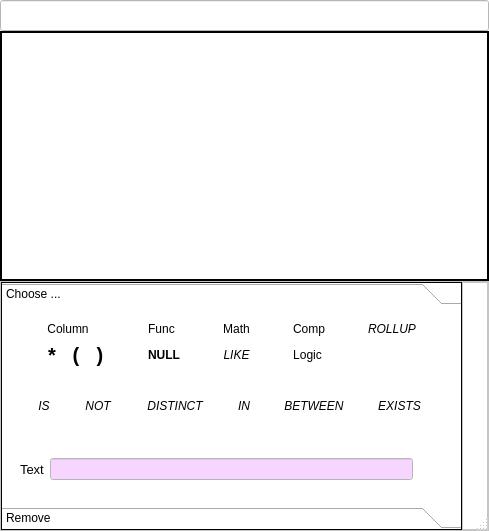
Old version of the form src/query_builder/QueryItemListDialog.ui in the repository fritzone/ddm.
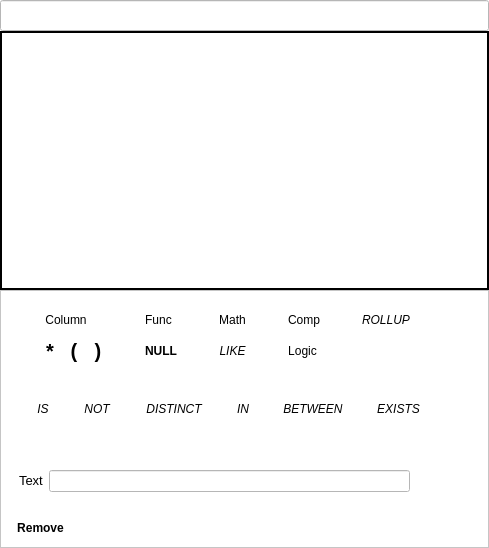
New version of the form. Icons and pictures are not drawn.

```diff
--- a/src/query_builder/QueryItemListDialog.ui
+++ b/src/query_builder/QueryItemListDialog.ui
@@ -10,7 +10,7 @@
     <x>0</x>
     <y>0</y>
     <width>489</width>
-    <height>531</height>
+    <height>548</height>
    </rect>
   </property>
   <property name="palette">
@@ -381,7 +381,7 @@
    <double>1.000000000000000</double>
   </property>
   <property name="sizeGripEnabled">
-   <bool>true</bool>
+   <bool>false</bool>
   </property>
   <property name="modal">
    <bool>true</bool>
@@ -447,78 +447,26 @@
        <number>0</number>
       </property>
       <item>
-       <widget class="QToolBox" name="grpExpressionButtons">
-        <property name="sizePolicy">
-         <sizepolicy hsizetype="Preferred" vsizetype="Expanding">
-          <horstretch>0</horstretch>
-          <verstretch>0</verstretch>
-         </sizepolicy>
-        </property>
-        <property name="palette">
-         <palette>
-          <active>
-           <colorrole role="Base">
-            <brush brushstyle="SolidPattern">
-             <color alpha="255">
-              <red>246</red>
-              <green>213</green>
-              <blue>255</blue>
-             </color>
-            </brush>
-           </colorrole>
-          </active>
-          <inactive>
-           <colorrole role="Base">
-            <brush brushstyle="SolidPattern">
-             <color alpha="255">
-              <red>246</red>
-              <green>213</green>
-              <blue>255</blue>
-             </color>
-            </brush>
-           </colorrole>
-          </inactive>
-          <disabled>
-           <colorrole role="Base">
-            <brush brushstyle="SolidPattern">
-             <color alpha="255">
-              <red>255</red>
-              <green>255</green>
-              <blue>255</blue>
-             </color>
-            </brush>
-           </colorrole>
-          </disabled>
-         </palette>
-        </property>
-        <property name="autoFillBackground">
-         <bool>false</bool>
-        </property>
+       <widget class="QFrame" name="frame_4">
         <property name="frameShape">
-         <enum>QFrame::Box</enum>
+         <enum>QFrame::NoFrame</enum>
         </property>
         <property name="frameShadow">
          <enum>QFrame::Plain</enum>
         </property>
-        <property name="midLineWidth">
-         <number>1</number>
+        <property name="lineWidth">
+         <number>0</number>
         </property>
-        <property name="tabSpacing">
+        <layout class="QHBoxLayout" name="horizontalLayout_5">
+         <item>
+          <widget class="QWidget" name="widget" native="true">
+           <layout class="QVBoxLayout" name="verticalLayout_4">
+            <property name="spacing">
          <number>0</number>
         </property>
-        <widget class="QWidget" name="grpExpressionButtonsPage1">
-         <property name="geometry">
-          <rect>
-           <x>0</x>
-           <y>0</y>
-           <width>446</width>
-           <height>195</height>
-          </rect>
-         </property>
-         <attribute name="label">
-          <string>Choose ...</string>
-         </attribute>
-         <layout class="QVBoxLayout" name="verticalLayout_2">
+            <property name="margin">
+             <number>0</number>
+            </property>
           <item>
            <widget class="QFrame" name="frame">
             <property name="frameShape">
@@ -552,7 +500,7 @@
                 <string>Column</string>
                </property>
                <property name="icon">
-                <iconset resource="dbm.qrc">
+                  <iconset resource="../dbm.qrc">
                  <normaloff>:/images/actions/images/small/table-select-column-icon.png</normaloff>:/images/actions/images/small/table-select-column-icon.png</iconset>
                </property>
                <property name="iconSize">
@@ -593,7 +541,7 @@
                 <string>Func</string>
                </property>
                <property name="icon">
-                <iconset resource="dbm.qrc">
+                  <iconset resource="../dbm.qrc">
                  <normaloff>:/images/actions/images/small/function.png</normaloff>:/images/actions/images/small/function.png</iconset>
                </property>
                <property name="popupMode">
@@ -628,7 +576,7 @@
                 <string>Math</string>
                </property>
                <property name="icon">
-                <iconset resource="dbm.qrc">
+                  <iconset resource="../dbm.qrc">
                  <normaloff>:/images/actions/images/small/plus_minus.png</normaloff>:/images/actions/images/small/plus_minus.png</iconset>
                </property>
                <property name="iconSize">
@@ -669,7 +617,7 @@
                 <string>Comp</string>
                </property>
                <property name="icon">
-                <iconset resource="dbm.qrc">
+                  <iconset resource="../dbm.qrc">
                  <normaloff>:/images/actions/images/small/not_eq.png</normaloff>:/images/actions/images/small/not_eq.png</iconset>
                </property>
                <property name="popupMode">
@@ -817,7 +765,7 @@
                 <string>Logic</string>
                </property>
                <property name="icon">
-                <iconset resource="dbm.qrc">
+                  <iconset resource="../dbm.qrc">
                  <normaloff>:/images/actions/images/small/neg.png</normaloff>:/images/actions/images/small/neg.png</iconset>
                </property>
                <property name="popupMode">
@@ -1289,7 +1237,7 @@
                 <string/>
                </property>
                <property name="icon">
-                <iconset resource="dbm.qrc">
+                  <iconset resource="../dbm.qrc">
                  <normaloff>:/images/actions/images/actions/check.png</normaloff>:/images/actions/images/actions/check.png</iconset>
                </property>
                <property name="popupMode">
@@ -1309,41 +1257,85 @@
             </layout>
            </widget>
           </item>
-         </layout>
-        </widget>
-        <widget class="QWidget" name="page">
-         <property name="geometry">
-          <rect>
-           <x>0</x>
-           <y>0</y>
-           <width>96</width>
-           <height>26</height>
-          </rect>
-         </property>
-         <attribute name="icon">
-          <iconset resource="dbm.qrc">
-           <normaloff>:/images/actions/images/small/remove.png</normaloff>:/images/actions/images/small/remove.png</iconset>
-         </attribute>
-         <attribute name="label">
+            <item>
+             <widget class="QToolButton" name="btnRemove">
+              <property name="font">
+               <font>
+                <weight>75</weight>
+                <bold>true</bold>
+               </font>
+              </property>
+              <property name="focusPolicy">
+               <enum>Qt::ClickFocus</enum>
+              </property>
+              <property name="contextMenuPolicy">
+               <enum>Qt::CustomContextMenu</enum>
+              </property>
+              <property name="toolTip">
+               <string>The NOT keyword</string>
+              </property>
+              <property name="autoFillBackground">
+               <bool>true</bool>
+              </property>
+              <property name="text">
           <string>Remove</string>
-         </attribute>
-        </widget>
+              </property>
+              <property name="icon">
+               <iconset resource="../dbm.qrc">
+                <normaloff>:/images/actions/images/actions/remove-icon.png</normaloff>:/images/actions/images/actions/remove-icon.png</iconset>
+              </property>
+              <property name="iconSize">
+               <size>
+                <width>16</width>
+                <height>16</height>
+               </size>
+              </property>
+              <property name="popupMode">
+               <enum>QToolButton::InstantPopup</enum>
+              </property>
+              <property name="toolButtonStyle">
+               <enum>Qt::ToolButtonTextBesideIcon</enum>
+              </property>
+              <property name="autoRaise">
+               <bool>true</bool>
+              </property>
+              <property name="arrowType">
+               <enum>Qt::NoArrow</enum>
+              </property>
+             </widget>
+            </item>
+           </layout>
        </widget>
       </item>
       <item>
-       <widget class="QFrame" name="frame_4">
-        <property name="frameShape">
-         <enum>QFrame::StyledPanel</enum>
-        </property>
-        <property name="frameShadow">
-         <enum>QFrame::Raised</enum>
-        </property>
+          <widget class="QWidget" name="widget_2" native="true">
         <layout class="QVBoxLayout" name="verticalLayout">
+            <property name="spacing">
+             <number>0</number>
+            </property>
          <property name="margin">
           <number>0</number>
          </property>
          <item>
           <widget class="QToolButton" name="btnClose">
+              <property name="sizePolicy">
+               <sizepolicy hsizetype="Minimum" vsizetype="Minimum">
+                <horstretch>0</horstretch>
+                <verstretch>0</verstretch>
+               </sizepolicy>
+              </property>
+              <property name="minimumSize">
+               <size>
+                <width>24</width>
+                <height>24</height>
+               </size>
+              </property>
+              <property name="maximumSize">
+               <size>
+                <width>24</width>
+                <height>24</height>
+               </size>
+              </property>
            <property name="focusPolicy">
             <enum>Qt::ClickFocus</enum>
            </property>
@@ -1360,20 +1352,20 @@
             <string/>
            </property>
            <property name="icon">
-            <iconset resource="dbm.qrc">
+               <iconset resource="../dbm.qrc">
              <normaloff>:/images/actions/images/actions/application_exit.png</normaloff>:/images/actions/images/actions/application_exit.png</iconset>
            </property>
            <property name="iconSize">
             <size>
-             <width>16</width>
-             <height>16</height>
+                <width>24</width>
+                <height>24</height>
             </size>
            </property>
            <property name="popupMode">
             <enum>QToolButton::InstantPopup</enum>
            </property>
            <property name="toolButtonStyle">
-            <enum>Qt::ToolButtonTextBesideIcon</enum>
+               <enum>Qt::ToolButtonIconOnly</enum>
            </property>
            <property name="autoRaise">
             <bool>true</bool>
@@ -1391,7 +1383,7 @@
            <property name="sizeHint" stdset="0">
             <size>
              <width>20</width>
-             <height>40</height>
+                <height>208</height>
             </size>
            </property>
           </spacer>
@@ -1404,6 +1396,9 @@
    </item>
   </layout>
  </widget>
+   </item>
+  </layout>
+ </widget>
  <resources>
   <include location="dbm.qrc"/>
  </resources>
```
Left out of the diff: 36 changed lines with no effect on the pictures. Lines whose indentation alone changed are shown as unchanged.
